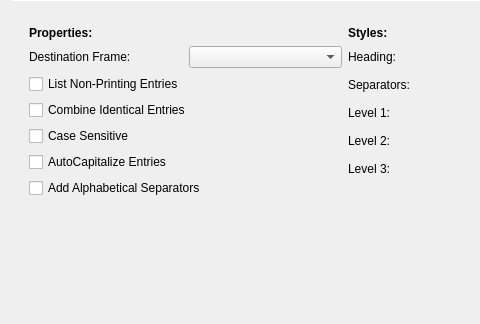
Old version of the form scribus/ui/prefs_indexesbase.ui in the repository scribusproject/scribus; both pictures show x 0 to 480 and y 276 to 600 of the 690 by 600 pixel window.
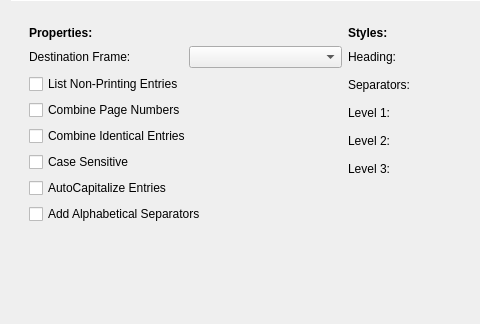
New version of the form.

```diff
--- a/scribus/ui/prefs_indexesbase.ui
+++ b/scribus/ui/prefs_indexesbase.ui
@@ -161,6 +161,16 @@
                </property>
               </widget>
              </item>
+             <item>
+              <widget class="QCheckBox" name="combinePageNumbersCheckBox">
+               <property name="toolTip">
+                <string>Combine entries when a word is repeated on the same page</string>
+               </property>
+               <property name="text">
+                <string>Combine Page Numbers</string>
+               </property>
+              </widget>
+             </item>
              <item>
               <widget class="QCheckBox" name="combineIdenticalEntriesCheckBox">
                <property name="toolTip">
```
Left out of the diff: 22 changed lines with no effect on the pictures.
